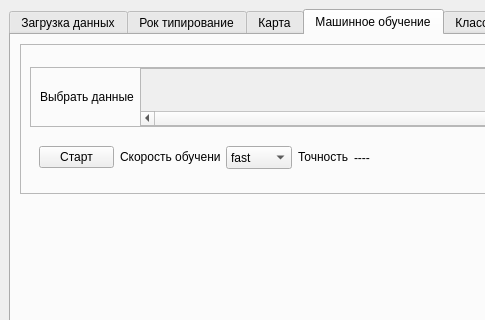
Before: the Qt Designer form ui/rocktype.ui in CheckListHW/RockType, drawn with Qt 5; both pictures show x 0 to 485 and y 0 to 320 of the 1068 by 888 pixel window.
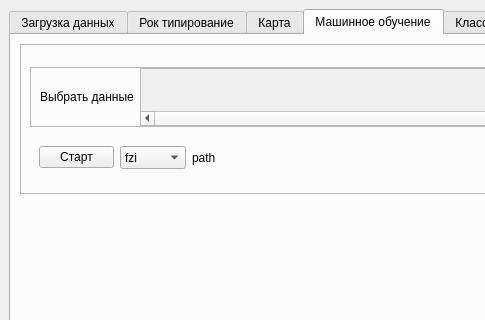
After: the same form once the commit is applied. The open tabs and pages were chosen to show the change.

What changed in the file:
```diff
--- a/ui/rocktype.ui
+++ b/ui/rocktype.ui
@@ -559,20 +559,7 @@
               </widget>
              </item>
              <item>
-              <widget class="QLabel" name="mode_label">
-               <property name="maximumSize">
-                <size>
-                 <width>100</width>
-                 <height>20</height>
-                </size>
-               </property>
-               <property name="text">
-                <string>Скорость обучения</string>
-               </property>
-              </widget>
-             </item>
-             <item>
-              <widget class="QComboBox" name="ml_speed_cb">
+              <widget class="QComboBox" name="ml_method_cb">
                <property name="enabled">
                 <bool>true</bool>
                </property>
@@ -590,7 +577,7 @@
                </property>
                <item>
                 <property name="text">
-                 <string>fast</string>
+                 <string>fzi</string>
                 </property>
                </item>
                <item>
@@ -606,28 +593,9 @@
               </widget>
              </item>
              <item>
-              <widget class="QLabel" name="accuracy_label">
-               <property name="maximumSize">
-                <size>
-                 <width>50</width>
-                 <height>16</height>
-                </size>
-               </property>
-               <property name="frameShape">
-                <enum>QFrame::NoFrame</enum>
-               </property>
+              <widget class="QLabel" name="path_file_lbl">
                <property name="text">
-                <string>Точность</string>
-               </property>
-              </widget>
-             </item>
-             <item>
-              <widget class="QLabel" name="accuracy_label_value">
-               <property name="frameShape">
-                <enum>QFrame::NoFrame</enum>
-               </property>
-               <property name="text">
-                <string>----</string>
+                <string>path</string>
                </property>
               </widget>
              </item>
```
Left out of the diff: 16 changed lines with no effect on the pictures.
